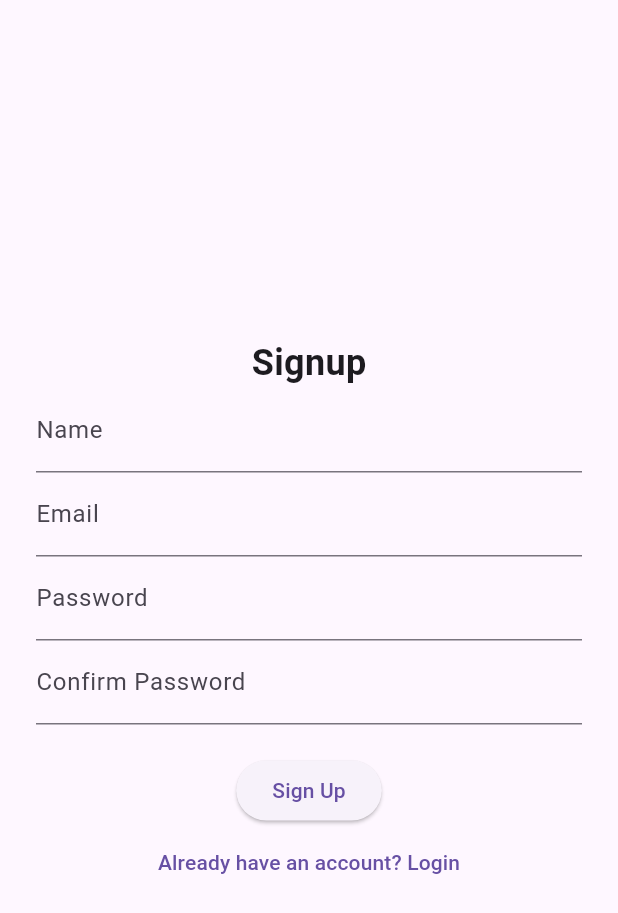
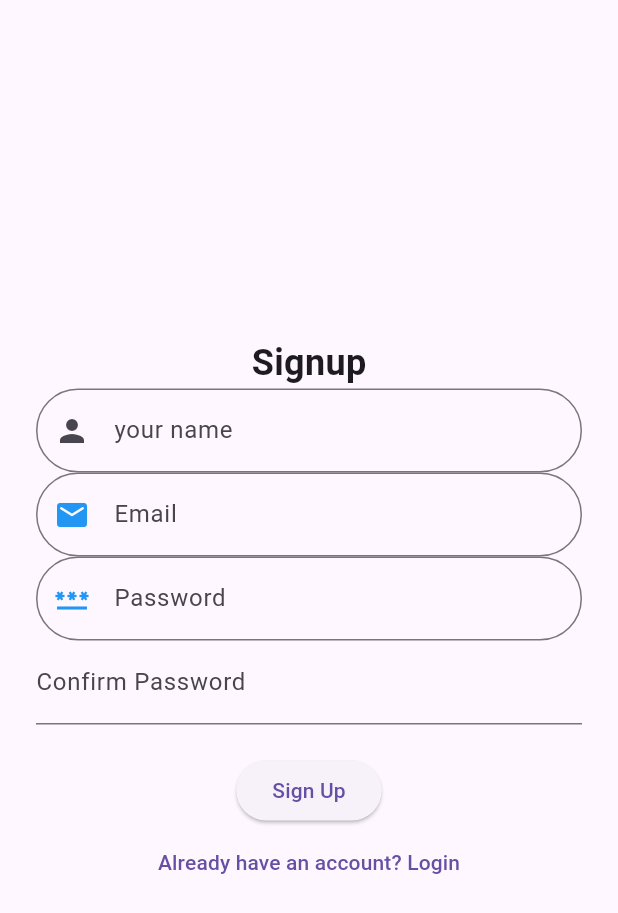
Before and after one commit to Mirii100/doctor_schedule_managenment, a Flutter app: the SignupPage screen opened directly, on a phone screen of 412 x 824 dp. Shown: the top 913 px of the screen. Run offline on Flutter 3.47's test engine with Material 3 defaults, Android fonts, the phone set to English and light mode, and no system bars.

Commit message:
Update signup.dart
little alteration

```diff
--- a/lib/authenication/signup.dart
+++ b/lib/authenication/signup.dart
@@ -11,9 +11,45 @@ class SignupPage extends StatelessWidget {
           mainAxisAlignment: MainAxisAlignment.center,
           children: [
             Text("Signup", style: TextStyle(fontSize: 24, fontWeight: FontWeight.bold)),
-            TextField(decoration: InputDecoration(labelText: "Name")),
-            TextField(decoration: InputDecoration(labelText: "Email")),
-            TextField(decoration: InputDecoration(labelText: "Password"), obscureText: true),
+            TextField(
+
+              decoration: InputDecoration(
+                hintText: 'your name',
+                prefixIcon: Icon(Icons.person),
+                border: OutlineInputBorder(
+                  borderRadius: BorderRadius.circular(30.0),
+                ),
+              ),
+            ),
+            TextField(
+
+              decoration: InputDecoration(
+
+                prefixIcon: Icon(Icons.email_rounded),
+                prefixIconColor: Colors.blue,
+                hintText: "yahoo.com",
+                labelText: 'Email',
+                border: OutlineInputBorder(
+                  borderRadius: BorderRadius.circular(30.0),
+                ),
+
+              ),
+              style: TextStyle(
+
+              ),
+            ),
+            TextField(
+
+              decoration: InputDecoration(
+                prefixIcon: Icon(Icons.password),
+                prefixIconColor: Colors.blue,
+                labelText: 'Password',
+                border: OutlineInputBorder(
+                  borderRadius: BorderRadius.circular(30.0),
+                ),
+              ),
+              obscureText: true,
+            ),
             TextField(decoration: InputDecoration(labelText: "Confirm Password"), obscureText: true),
             SizedBox(height: 20),
             ElevatedButton(
```
